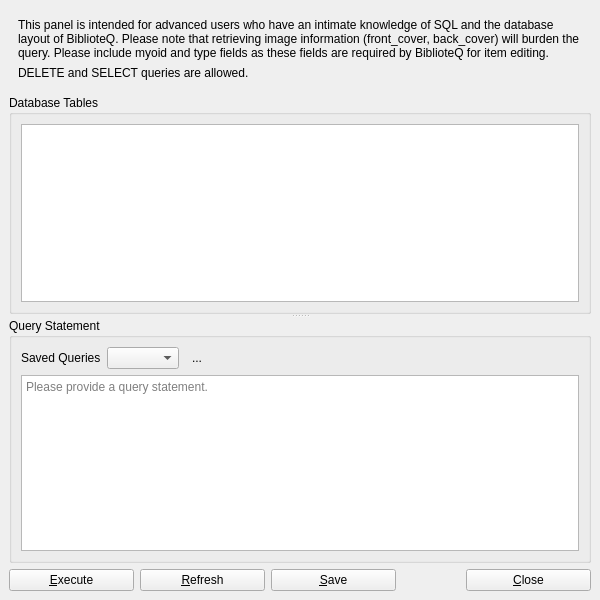
First picture: the form in UI/biblioteq_customquery.ui, repository textbrowser/biblioteq, before the edit.
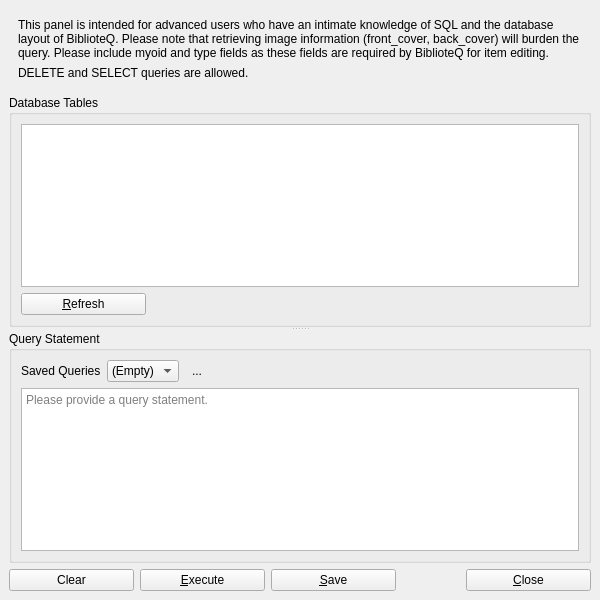
Second picture: the form after the edit. Icons and pictures are not drawn.

The edit to the form file:
```diff
--- a/UI/biblioteq_customquery.ui
+++ b/UI/biblioteq_customquery.ui
@@ -86,6 +86,43 @@
           </property>
          </widget>
         </item>
+        <item>
+         <layout class="QHBoxLayout" name="horizontalLayout_2">
+          <item>
+           <widget class="QPushButton" name="refresh_pb">
+            <property name="minimumSize">
+             <size>
+              <width>125</width>
+              <height>0</height>
+             </size>
+            </property>
+            <property name="text">
+             <string>&amp;Refresh</string>
+            </property>
+            <property name="icon">
+             <iconset resource="../Icons/icons.qrc">
+              <normaloff>:/16x16/reload.png</normaloff>:/16x16/reload.png</iconset>
+            </property>
+            <property name="shortcut">
+             <string>F5</string>
+            </property>
+           </widget>
+          </item>
+          <item>
+           <spacer name="horizontalSpacer_2">
+            <property name="orientation">
+             <enum>Qt::Horizontal</enum>
+            </property>
+            <property name="sizeHint" stdset="0">
+             <size>
+              <width>40</width>
+              <height>20</height>
+             </size>
+            </property>
+           </spacer>
+          </item>
+         </layout>
+        </item>
        </layout>
       </widget>
       <widget class="QGroupBox" name="query_gb">
@@ -107,6 +144,11 @@
             <property name="sizeAdjustPolicy">
              <enum>QComboBox::AdjustToContents</enum>
             </property>
+            <item>
+             <property name="text">
+              <string>(Empty)</string>
+             </property>
+            </item>
            </widget>
           </item>
           <item>
@@ -163,6 +205,23 @@
     </item>
     <item>
      <layout class="QHBoxLayout">
+      <item>
+       <widget class="QPushButton" name="clear">
+        <property name="minimumSize">
+         <size>
+          <width>125</width>
+          <height>0</height>
+         </size>
+        </property>
+        <property name="text">
+         <string>Clear</string>
+        </property>
+        <property name="icon">
+         <iconset resource="../Icons/icons.qrc">
+          <normaloff>:/16x16/eraser.png</normaloff>:/16x16/eraser.png</iconset>
+        </property>
+       </widget>
+      </item>
       <item>
        <widget class="QPushButton" name="execute_pb">
         <property name="minimumSize">
@@ -180,26 +239,6 @@
         </property>
        </widget>
       </item>
-      <item>
-       <widget class="QPushButton" name="refresh_pb">
-        <property name="minimumSize">
-         <size>
-          <width>125</width>
-          <height>0</height>
-         </size>
-        </property>
-        <property name="text">
-         <string>&amp;Refresh</string>
-        </property>
-        <property name="icon">
-         <iconset resource="../Icons/icons.qrc">
-          <normaloff>:/16x16/reload.png</normaloff>:/16x16/reload.png</iconset>
-        </property>
-        <property name="shortcut">
-         <string>F5</string>
-        </property>
-       </widget>
-      </item>
       <item>
        <widget class="QPushButton" name="save">
         <property name="minimumSize">
```
Left out of the diff: 3 changed lines with no effect on the pictures.
